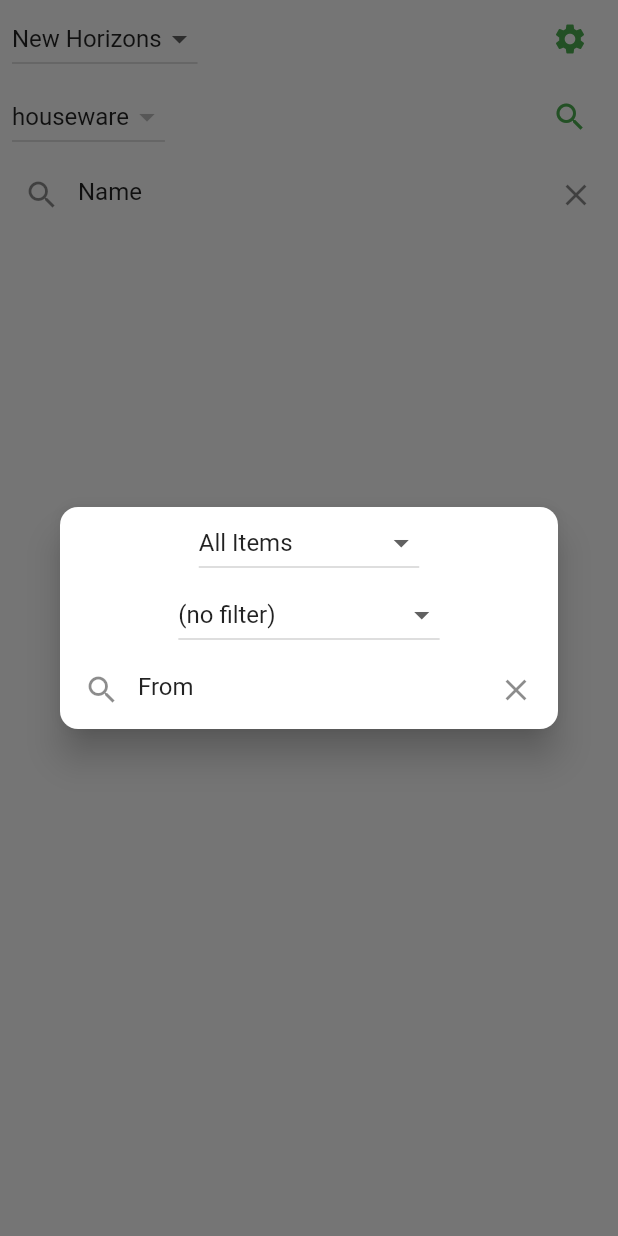
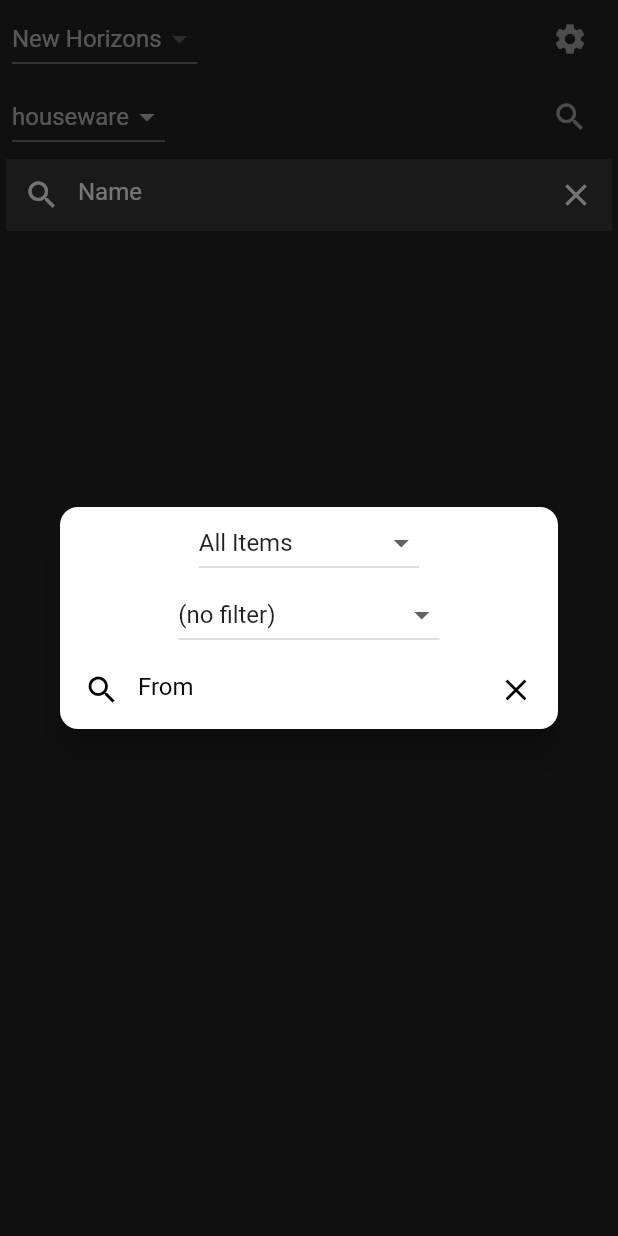
Before and after one commit to armlesswunder/accFlutter, a Flutter app: the screen it shows after launch, after a tap on the "search" icon, on a phone screen of 412 x 824 dp. Run offline on Flutter 3.47's test engine with Material 2 defaults, Android fonts, the light colour scheme and no system bars; our stand-ins replace drift, shared_preferences; accounts and stored records are empty; generated files the repository leaves out were written again; statements that could not run were skipped.

Commit message:
better styles

```diff
--- a/animal_crossing_catalog_flutter/lib/main.dart
+++ b/animal_crossing_catalog_flutter/lib/main.dart
@@ -1,8 +1,58 @@
+import 'dart:async';
+
 import 'package:animal_crossing_catalog_flutter/MyDatabase.dart';
 import 'package:flutter/material.dart';
 import 'package:shared_preferences/shared_preferences.dart';
 
-bool darkMode = false;
+bool darkMode = true;
+
+ThemeData lightTheme = ThemeData(
+    primarySwatch: Colors.green,
+    scaffoldBackgroundColor: Colors.white,
+    dialogBackgroundColor: Colors.white,
+    canvasColor: Colors.white,
+    hintColor: Colors.white70,
+    textTheme: const TextTheme(
+      bodyText1: TextStyle(),
+      bodyText2: TextStyle(),
+      button: TextStyle(),
+    ).apply(
+      bodyColor: Colors.black87,
+      displayColor: Colors.black87,
+    ),
+    inputDecorationTheme: const InputDecorationTheme(
+      filled: true,
+      fillColor: Colors.white10,
+      iconColor: Colors.black87,
+      hintStyle: TextStyle(color: Colors.black87),
+      labelStyle: TextStyle(color: Colors.black87),
+    )
+);
+
+ThemeData darkTheme = ThemeData(
+    primarySwatch: Colors.deepOrange,
+    scaffoldBackgroundColor: Colors.black87,
+    dialogBackgroundColor: Colors.grey,
+    canvasColor: Colors.black,
+    hintColor: Colors.black87,
+    textTheme: const TextTheme(
+      bodyText1: TextStyle(),
+      bodyText2: TextStyle(),
+      button: TextStyle(),
+    ).apply(
+      bodyColor: Colors.white70,
+      displayColor: Colors.white70,
+    ),
+    inputDecorationTheme: const InputDecorationTheme(
+      filled: true,
+      fillColor: Colors.grey,
+      iconColor: Colors.white70,
+      hintStyle: TextStyle(color: Colors.white70),
+      labelStyle: TextStyle(color: Colors.white70),
+    )
+);
+
+final ValueNotifier<ThemeMode> _notifier = ValueNotifier(ThemeMode.light);
 
 void main() {
   runApp(const MyApp());
@@ -13,32 +63,17 @@
 
   @override
   Widget build(BuildContext context) {
+    return ValueListenableBuilder<ThemeMode>(
+        valueListenable: _notifier,
+        builder: (_, mode, __) {
     return MaterialApp(
       title: 'Animal Crossing Catalog',
-      theme: ThemeData(
-        primarySwatch: darkMode ? Colors.deepOrange : Colors.green,
-        scaffoldBackgroundColor: darkMode ? Colors.black87:Colors.white,
-        dialogBackgroundColor: darkMode ? const Color(-12632257):Colors.white,
-        canvasColor: darkMode ? const Color(-12632257):Colors.white,
-        hintColor: darkMode ? Colors.black87:Colors.white70,
-        textTheme: const TextTheme(
-          bodyText1: TextStyle(),
-          bodyText2: TextStyle(),
-          button: TextStyle(),
-        ).apply(
-          bodyColor: !darkMode ? Colors.black87:Colors.white70,
-          displayColor: !darkMode ? Colors.black87:Colors.white70,
-        ),
-          inputDecorationTheme: InputDecorationTheme(
-            filled: true,
-            fillColor: darkMode ? const Color(-14935012):Colors.white10,
-            iconColor: !darkMode ? Colors.black87:Colors.white70,
-            hintStyle: TextStyle(color: !darkMode ? Colors.black87:Colors.white70),
-            labelStyle: TextStyle(color: !darkMode ? Colors.black87:Colors.white70),
-          )
-      ),
+      theme: lightTheme,
+      darkTheme: darkTheme,
+      themeMode: mode,
       home: const MyHomePage(title: 'Animal Crossing Catalog'),
     );
+  });
   }
 }
 
@@ -89,7 +124,7 @@
   int selectedFilter = FILTER_SELECTED_ALL;
 
   final TextEditingController _controller = TextEditingController();
-  final TextEditingController _fromController = TextEditingController();
+  final ScrollController _listController = ScrollController();
 
   bool critterColors = true;
   bool useCurrentDate = true;
@@ -102,10 +137,11 @@
   }
 
   void initialLoad() async {
+    _listController.addListener(_ScrollPosition);
     await getPrefs();
     await initializeTypes();
     await getData();
-
+    //_notifier.value = ThemeMode.dark;
   }
 
   Future getPrefs() async {
@@ -167,7 +203,17 @@
       }
     }
     filter(text: _controller.value.text);
+  }
+
+  double cachePosition = 0.0;
+
+  _ScrollPosition() async {
+    cachePosition = _listController.position.pixels;
+  }
+
+  void mSetState() {
     setState(() {
+      Timer(const Duration(milliseconds: 50), () => _listController.jumpTo(cachePosition));
     });
   }
 
@@ -180,7 +226,7 @@
     filter(text: _controller.text);
   }
 
-  void filter({String text = ''}) {
+  void filter({String text = '', bool resetScroll = true}) {
     displayList = <Map<String, dynamic>>[];
     for (int i = 0; i < masterList.length; i++) {
       if (masterList[i]['Name'].toString().toUpperCase().replaceAll('-', ' ').contains(text.toUpperCase().replaceAll('-', ' '))) {
@@ -198,12 +244,16 @@
         displayList.removeWhere((element) => element['Selected'] == 1);
       }
     }
-    setState(() {});
+    if (resetScroll) {
+      cachePosition = 0.0;
+    }
+    mSetState();
   }
 
   @override
   Widget build(BuildContext context) {
     return Scaffold(
+     backgroundColor: darkMode ? Colors.black87:Colors.white,
         appBar: AppBar(
           backgroundColor: darkMode ? const Color.fromARGB(255, 0, 0, 0) : const Color.fromARGB(255, 0, 50, 0),
           toolbarHeight: 0.0,
@@ -255,18 +305,19 @@
             Padding(
               padding: const EdgeInsets.symmetric(horizontal: 4, vertical: 2),
               child: TextField(
-                style: TextStyle(color: !darkMode ? Colors.black87:Colors.white70),
+                style: TextStyle(color: darkMode ? Colors.white : Colors.black),
                 controller: _controller,
                 onChanged: onSearchChanged,
                 decoration: InputDecoration(
                   hintText: 'Name',
-                  prefixIcon: const Icon(Icons.search),
+                  hintStyle: TextStyle(color: darkMode ? Colors.white : Colors.black),
+                  prefixIcon: Icon(Icons.search, color: darkMode ? Colors.white : Colors.black,),
                   suffixIcon: IconButton(
                     onPressed: () {
                       _controller.text = "";
                       onSearchChanged("");
                     },
-                    icon: const Icon(Icons.clear),
+                    icon: Icon(Icons.clear, color: darkMode ? Colors.white : Colors.black),
                   ),
                   border: InputBorder.none,
                 ),
@@ -274,7 +325,12 @@
             ),
             Expanded(
               key: UniqueKey(),
+              child: Scrollbar(
+                thumbVisibility: true,
+                thickness: 16.0,
+                controller: _listController,
                 child: ListView.builder(
+                  controller: _listController,
                   itemCount: displayList.length,
                   itemBuilder: (BuildContext context, int index) {
                     return Card(
@@ -310,20 +366,27 @@
                               flex: 1,
                               child: Container(
                                 padding: const EdgeInsets.all(8.0),
-                                child: Checkbox(
+                                child: StatefulBuilder(builder: (BuildContext context, void Function(void Function()) setState) {
+                                  return Checkbox(
                                     value: displayList[index]['Selected'] == 1,
                                     onChanged: (bool? value) {
                                       db!.updateData(displayList[index]['Type'], displayList[index]['Index'], value!);
                                       displayList[index]['Selected'] = value ? 1 : 0;
-                                    setState(() {});
+                                      if (selectedFilter != FILTER_SELECTED_ALL) {
+                                        filter(resetScroll: false);
+                                      } else {
+                                        setState((){});
+                                      }
                                     },
-                                ),
+                                  );
+                                },
+                                )
                               ),
                             ),
                           ],
                         )
                     );
-                  }
+                  }),
               ),
             )
           ],
@@ -332,12 +395,12 @@
   }
 
   Color getCardColor(Map<String, dynamic> data) {
-    if (data["GoneNextMonth"] == true) {
+    if (data["GoneNextMonth"] == true || data["GoneNextMonth"] == null) {
       return !darkMode ? const Color.fromARGB(240, 255, 255, 255) : const Color.fromARGB(255, 38, 38, 38);
     } else if (data["GonePreviousMonth"] == true) {
+      return const Color.fromARGB(205, 255, 118, 118);
+    } else {
       return const Color.fromARGB(204, 127, 255, 133);
-    } else {
-      return data["GoneNextMonth"] == null ? (darkMode ? const Color.fromARGB(255, 38, 38, 38) : const Color.fromARGB(240, 255, 255, 255)) : const Color.fromARGB(205, 255, 118, 118);
     }
   }
 
@@ -377,6 +440,7 @@
                     onChanged: (bool? value) {
                       prefs?.setBool('darkMode', value ??= false);
                       darkMode = value ??= false;
+                      _notifier.value = darkMode ? ThemeMode.dark : ThemeMode.light;
                       state(() {});
                     },
                   )
@@ -447,6 +511,7 @@
     }
 
     return Dialog(
+      backgroundColor: darkMode ? Colors.black : Colors.white,
       elevation: 10,
       shape: RoundedRectangleBorder(borderRadius: BorderRadius.circular(12.0)),
       child: Column(
@@ -459,6 +524,7 @@
 
   Dialog getFilterDialog() {
     return Dialog(
+      backgroundColor: darkMode ? Colors.black : Colors.white,
       elevation: 10,
       shape: RoundedRectangleBorder(borderRadius: BorderRadius.circular(12.0)),
       child: StatefulBuilder(builder: (BuildContext context, state) {
@@ -467,7 +533,7 @@
           mainAxisAlignment: MainAxisAlignment.center,
           children: [
         DropdownButton<String>(
-          hint: Text(filterSelectedChoices[selectedFilter], style: TextStyle(color: (darkMode ? Colors.white60 : Colors.black87))),
+          hint: Text(filterSelectedChoices[selectedFilter], style: TextStyle(color: !darkMode ? Colors.black87:Colors.white70)),
           items: filterSelectedChoices.map((String value) {
             return DropdownMenuItem<String>(
               value: value,
@@ -481,7 +547,7 @@
             state((){});
           }),
         DropdownButton<String>(
-            hint: Text(monthDisplay[selectedMonth], style: TextStyle(color: (darkMode ? Colors.white60 : Colors.black87))),
+            hint: Text(monthDisplay[selectedMonth], style: TextStyle(color: !darkMode ? Colors.black87:Colors.white70)),
             items: monthDisplay.map((String value) {
               return DropdownMenuItem<String>(
                 value: value,
@@ -513,19 +579,21 @@
                     VoidCallback onFieldSubmitted
                     ) {
                   return TextField(
-                    style: TextStyle(color: !darkMode ? Colors.black87:Colors.white70),
+                    style: TextStyle(color: darkMode ? Colors.white : Colors.black),
                     focusNode: fieldFocusNode,
                     controller: fieldTextEditingController..text = from,
                     onChanged: onFromSearchChanged,
                     decoration: InputDecoration(
                       hintText: 'From',
-                      prefixIcon: const Icon(Icons.search),
+                      hintStyle: TextStyle(color: darkMode ? Colors.white : Colors.black),
+                      prefixIcon: Icon(Icons.search, color: darkMode ? Colors.white : Colors.black),
                       suffixIcon: IconButton(
+                        color: darkMode ? Colors.white : Colors.black,
                         onPressed: () {
                           fieldTextEditingController.text = "";
                           onFromSearchChanged("");
                         },
-                        icon: const Icon(Icons.clear),
+                        icon: Icon(Icons.clear, color: darkMode ? Colors.white : Colors.black),
                       ),
                       border: InputBorder.none,
                     ),
@@ -548,7 +616,8 @@
 
   Widget gameDropDown() {
     return DropdownButton<String>(
-          hint: Text(gameDisplay, style: TextStyle(color: (darkMode ? Colors.white60 : Colors.black87))),
+        dropdownColor: darkMode ? const Color(-12632257):Colors.white,
+          hint: Text(gameDisplay, style: TextStyle(color: !darkMode ? Colors.black87:Colors.white70)),
           items: gamesList.map((String value) {
         return DropdownMenuItem<String>(
           value: value,
@@ -589,7 +658,8 @@
   Widget typeDropDown() {
     return Container(
         child: DropdownButton<String>(
-          hint: Text(type.replaceAll('_', ' '), style: TextStyle(color: (darkMode ? Colors.white60 : Colors.black87))),
+          dropdownColor: darkMode ? const Color(-12632257):Colors.white,
+          hint: Text(type.replaceAll('_', ' '), style: TextStyle(color: !darkMode ? Colors.black87:Colors.white70)),
           items: typeTable.map((String value) {
             return DropdownMenuItem<String>(
               value: value,
--- a/animal_crossing_catalog_flutter/pubspec.yaml
+++ b/animal_crossing_catalog_flutter/pubspec.yaml
@@ -51,6 +51,7 @@
   # package. See that file for information about deactivating specific lint
   # rules and activating additional ones.
   flutter_lints: ^2.0.0
+  msix: ^3.6.3
 
 # For information on the generic Dart part of this file, see the
 # following page: https://dart.dev/tools/pub/pubspec
```
Also changed, not shown: animal_crossing_catalog_flutter/pubspec.lock. Lines whose indentation alone changed are shown as unchanged.
